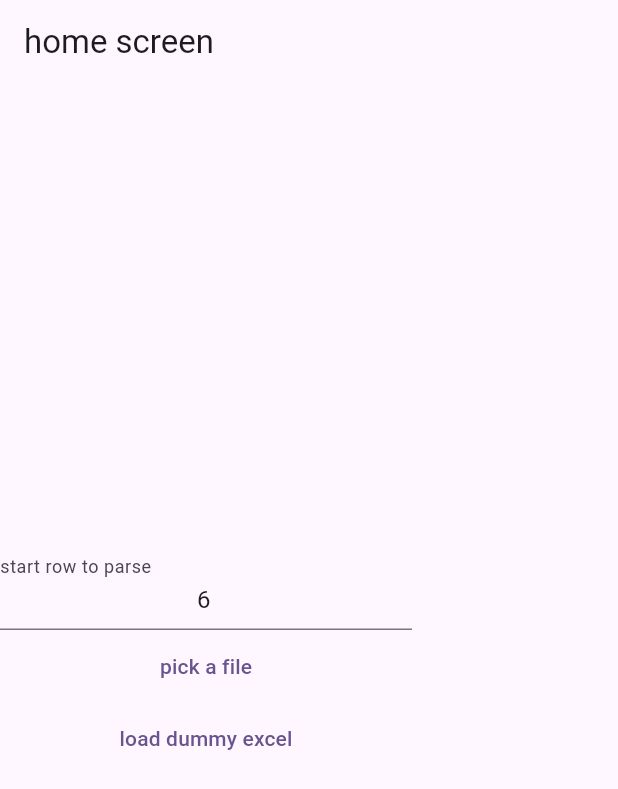
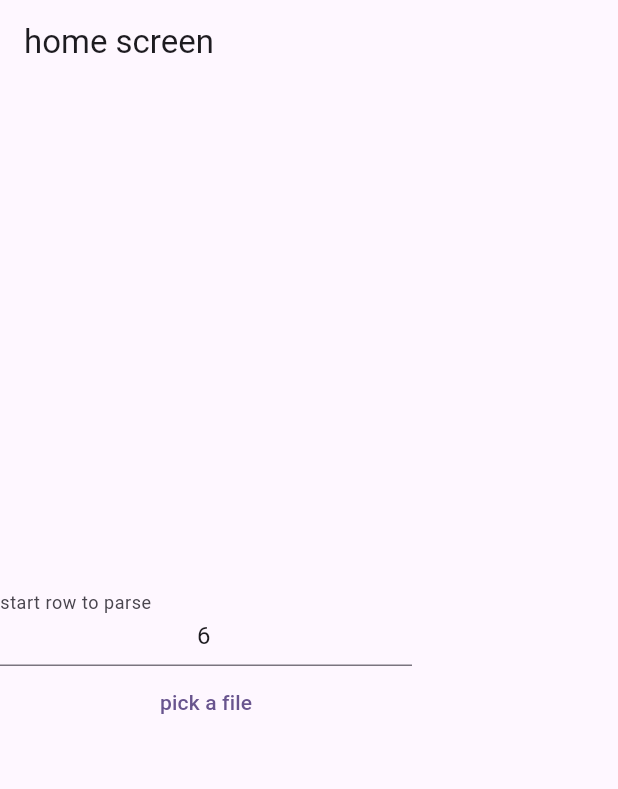
Before and after one commit to kechankrisna/freelance_invoice, a Flutter app: the screen it shows after launch, on a phone screen of 412 x 824 dp. Shown: the top 789 px of the screen. Run offline on Flutter 3.47's test engine with Material 2 defaults, Android fonts, the phone set to English and light mode, and no system bars; our stand-ins replace file_picker, go_router, logger; missing offline and left inert: excel, webcontent_converter.

Commit message:
info and pub

```diff
--- a/lib/screens/home_screen.dart
+++ b/lib/screens/home_screen.dart
@@ -67,9 +67,6 @@ class _HomeScreenState extends State<HomeScreen> {
                         onPressed: printPreview, child: Text("print preview")),
                   ],
                   if (_excelInfo != null) Text(_excelInfo!),
-                  TextButton(
-                      onPressed: testLoadDummyExcel,
-                      child: Text("load dummy excel"))
                 ],
               ),
             ),
@@ -173,48 +170,4 @@ class _HomeScreenState extends State<HomeScreen> {
     }
     // print("content $content");
   }
-
-  testLoadDummyExcel() async {
-    var dir = await getApplicationCacheDirectory();
-    print("dir ${dir.path}");
-    final filePath = p.join(dir.path, "/assets/dummy.xlsx");
-    var content = await rootBundle.load("assets/dummy.xlsx");
-    // print(content.lengthInBytes);
-
-    // var file = io.File(filePath);
-    // print(file.absolute.path);
-    // var content = await file.readAsString();
-
-    // print("content ${content != null}");
-    // testReadExcel(content.buffer.asInt8List());
-  }
-
-  // testReadExcel(List<int> bytes) async {
-  //   var excel = Excel.decodeBytes(bytes);
-  //   var raws = excel.sheets[excel.getDefaultSheet()]!.rows;
-
-  //   final startRow = 6;
-  //   final datas = raws.sublist(6);
-  //   print(datas.length);
-
-  //   ///
-  //   var rows = <List>[];
-  //   for (var row in datas) {
-  //     var _singleData = [];
-  //     if (row.isPharsable) {
-  //       for (var e in row) {
-  //         _singleData.add(e?.value);
-  //       }
-  //       rows.add(_singleData);
-  //     }
-  //   }
-
-  //   final saleItems = rows.map((e) => SaleItem.fromRow(e)).toList();
-  //   print(saleItems[0]);
-  //   print(saleItems[1]);
-  //   final sales = RawSaleItemService.groupByInvoice(saleItems);
-  //   print("saleItems count ${saleItems.length}");
-  //   print("invoice count ${sales.length}");
-  //   print("last invoice count ${sales.last.invoice}");
-  // }
 }
--- a/pubspec.yaml
+++ b/pubspec.yaml
@@ -43,6 +43,10 @@ dependencies:
   file_picker: ^5.3.3
   logger: ^2.0.1
   intl: ^0.18.1
+  pos_printer_manager:
+    git:
+      url: https://github.com/kechankrisna/pos_printer_manager.git
+      ref: master
 
 dev_dependencies:
   flutter_test:
```
